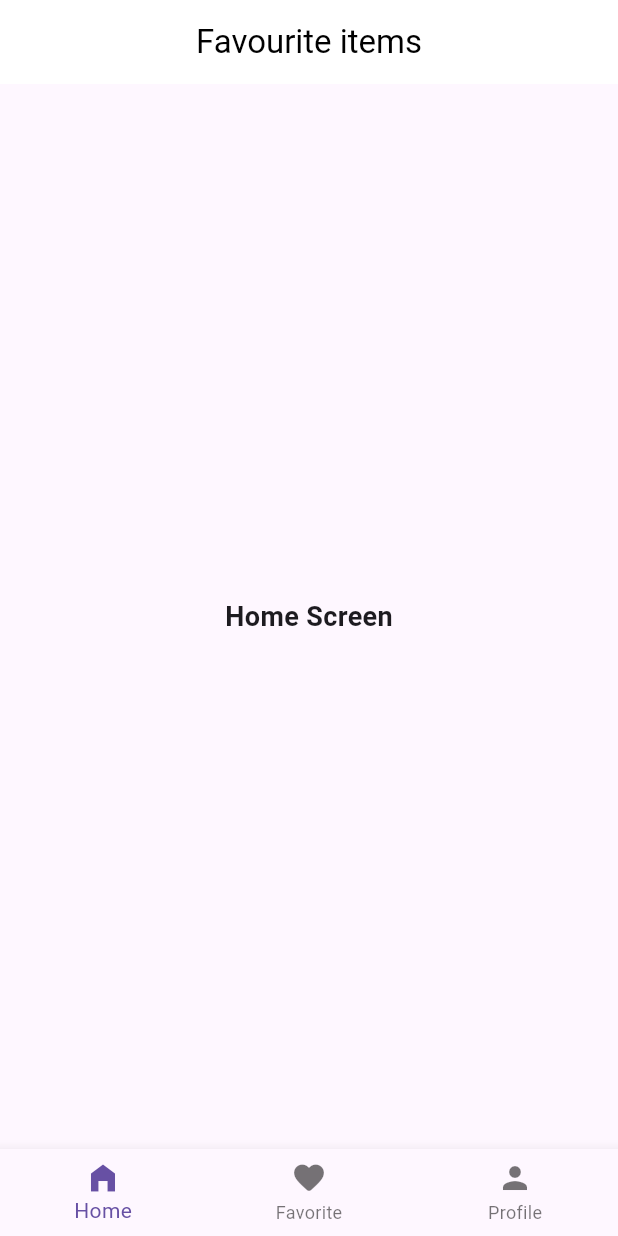
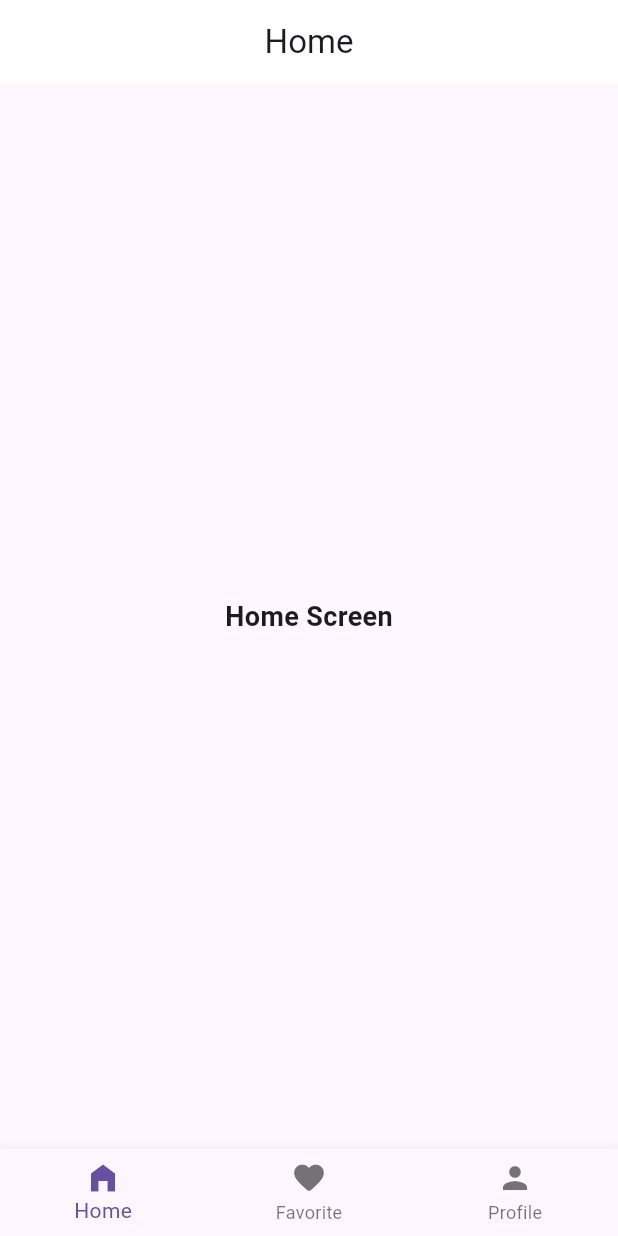
Before and after one commit to chimingo/state_app, a Flutter app: the screen it shows after launch, on a phone screen of 412 x 824 dp. Run offline on Flutter 3.47's test engine with Material 2 defaults, Android fonts, the phone set to English and light mode, and no system bars.

Commit message:
home screen

```diff
--- a/lib/screens/home_screen.dart
+++ b/lib/screens/home_screen.dart
@@ -13,6 +13,12 @@ class HomePage extends StatefulWidget {
 
 class _HomePageState extends State<HomePage> {
   int _selectedIndex = 0;
+  static const List<Widget> _appBarOption =[
+    Text("Home"),
+    Text("Favorite"),
+    Text("Profile"),
+
+  ];
   static const List _widgetoption=<Widget>[
     HomeWidget(),
     FavouriteWidget(),
@@ -22,7 +28,15 @@ class _HomePageState extends State<HomePage> {
   @override
   Widget build(BuildContext context) {
     return Scaffold(
-      body: _widgetoption.elementAt(_selectedIndex),
+      appBar: AppBar(
+        title: _appBarOption[_selectedIndex],
+        backgroundColor: Colors.white,
+        centerTitle: true,
+        // title: _appBarOption.elementAt(_selectedIndex),
+        elevation: 0,
+      ),
+         body: _widgetoption[_selectedIndex],
+      // body: _widgetoption.elementAt(_selectedIndex),
       bottomNavigationBar: BottomNavigationBar(
         onTap: (value) {
           setState(() {
@@ -43,12 +57,12 @@ class _HomePageState extends State<HomePage> {
 
         ],
         ),
-      appBar: AppBar(
-        backgroundColor: Colors.white,
-        centerTitle: true,
-        title: const Text("Favourite items",style: TextStyle(color: Colors.black),),
-        elevation: 0,
-      ),
+      // appBar: AppBar(
+      //   backgroundColor: Colors.white,
+      //   centerTitle: true,
+      //   title: const Text("Favourite items",style: TextStyle(color: Colors.black),),
+      //   elevation: 0,
+      // ),
     );
   }
 }
```
